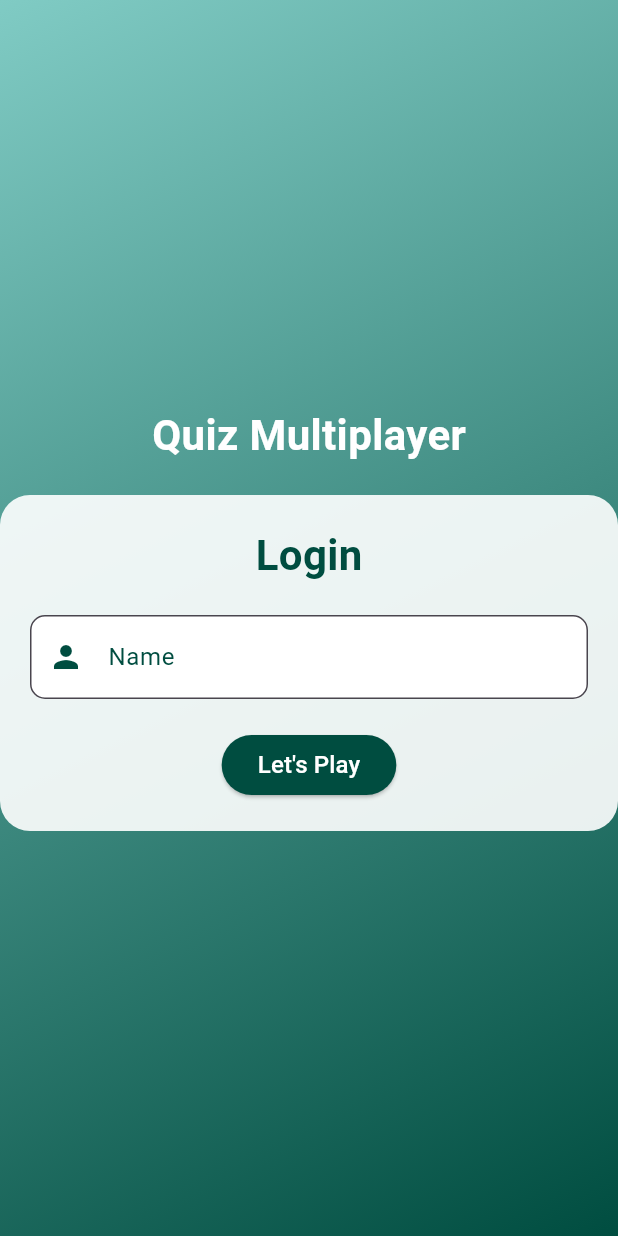
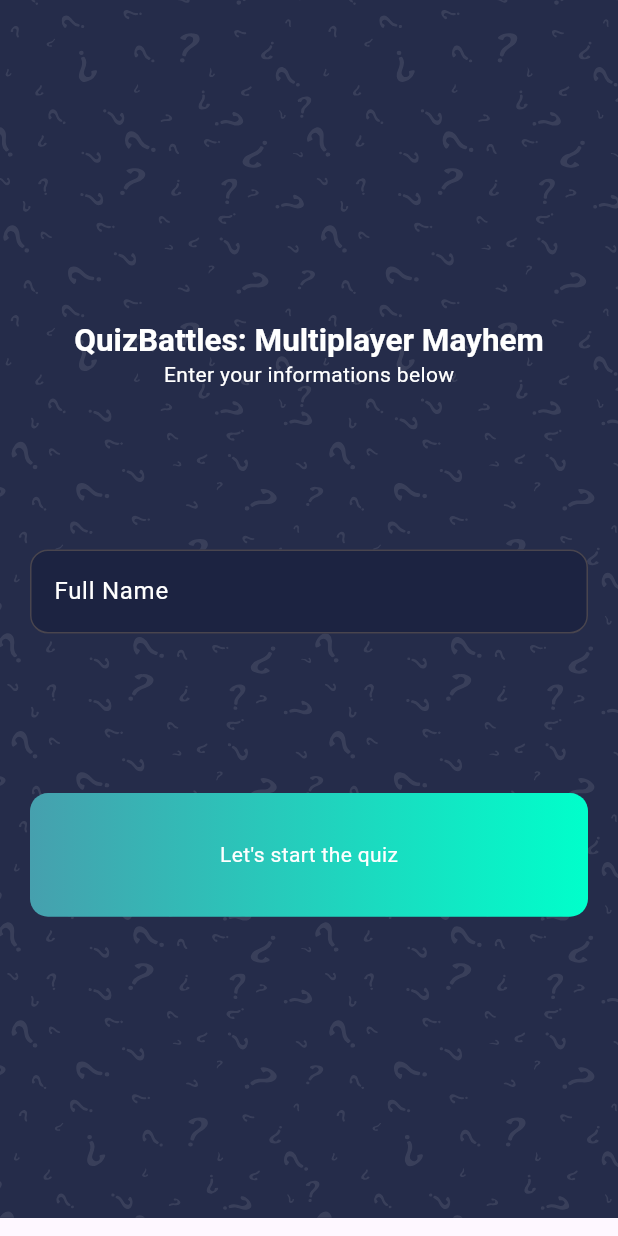
Before and after one commit to AliJawadSubhan/simp_quiz_app, a Flutter app: the screen it shows after launch, on a phone screen of 412 x 824 dp. Run offline on Flutter 3.47's test engine with Material 2 defaults, Android fonts, the phone set to English and light mode, and no system bars; our stand-ins replace bloc, cloud_firestore, connectivity_plus, firebase_auth, firebase_core, flutter_bloc and 2 more; accounts and stored records are empty.

Commit message:
Quiz UI update

```diff
--- a/lib/main.dart
+++ b/lib/main.dart
@@ -7,6 +7,7 @@ import 'package:simp_quiz_app/injection.dart';
 import 'package:simp_quiz_app/internet_cubit.dart';
 import 'package:simp_quiz_app/sccreen/login/login_cubit.dart';
 import 'package:simp_quiz_app/sccreen/login/login_ui.dart';
+import 'package:simp_quiz_app/sccreen/login_screen/login_screen.dart';
 import 'package:simp_quiz_app/sccreen/quiz/quiz_cubit.dart';
 
 void main() async {
@@ -35,12 +36,13 @@ class MyApp extends StatelessWidget {
   @override
   Widget build(BuildContext context) {
     return MaterialApp(
+      debugShowCheckedModeBanner: false,
       title: 'Flutter Demo',
       theme: ThemeData(
         colorScheme: ColorScheme.fromSeed(seedColor: Colors.deepPurple),
         useMaterial3: true,
       ),
-      home: LoginUI(),
+      home:  LoginScreen(),
     );
   }
 }
--- a/lib/model/quiz_logic.dart
+++ b/lib/model/quiz_logic.dart
@@ -8,7 +8,10 @@ class QuizBrainLogic {
   }
 
   bool isLastQuestion(List<QuizQuestionModel> q) {
-    return questionNumber == (q.length + 1);
+    return questionNumber == q.length;
+  }
+  int quizLength(List<QuizQuestionModel> q) {
+    return q.length;
   }
   // final List<QuizQuestionModel> quizQuestions;
   // Quizmraom({
--- a/lib/sccreen/login/login_cubit.dart
+++ b/lib/sccreen/login/login_cubit.dart
@@ -34,7 +34,7 @@ class LoginCubit extends Cubit<LoginState> {
 
   UserModel? userModel;
   _userTapLogin(String username) async {
-    await Future.delayed(const Duration(seconds: 2));
+    // await Future.delayed(const Duration(seconds: 2));
     emit(LoginLoadingSTATE());
     try {
       userModel = await authServices.createGuestUser(username);
--- a/lib/sccreen/login/login_ui.dart
+++ b/lib/sccreen/login/login_ui.dart
@@ -142,7 +142,7 @@ class LoginUI extends StatelessWidget {
                             color: Colors.teal.shade900,
                           ),
                         ),
-                        SizedBox(height: 20.0),
+                       const SizedBox(height: 20.0),
                         ElevatedButton(
                           onPressed: () {
                             log(nameController.text.trim());
--- /dev/null
+++ b/lib/sccreen/login_screen/login_screen.dart
@@ -0,0 +1,194 @@
+// import 'package:flutter/cupertino.dart';
+import 'dart:developer';
+
+import 'package:flutter/material.dart';
+import 'package:flutter_bloc/flutter_bloc.dart';
+import 'package:flutter_svg/svg.dart';
+import 'package:simp_quiz_app/model/user_model.dart';
+import 'package:simp_quiz_app/sccreen/login/login_cubit.dart';
+import 'package:simp_quiz_app/sccreen/login/login_state.dart';
+import 'package:simp_quiz_app/sccreen/qeue/qeue.dart';
+import 'package:simp_quiz_app/sccreen/quiz/quiz_ui.dart';
+
+class LoginScreen extends StatelessWidget {
+  LoginScreen({super.key});
+  TextEditingController nameController = TextEditingController();
+
+  @override
+  Widget build(BuildContext context) {
+    LoginCubit loginCubit = LoginCubit();
+    return Scaffold(
+      body: BlocConsumer<LoginCubit, LoginState>(
+          bloc: loginCubit,
+          buildWhen: (previous, current) => current is! LoginActionState,
+          listenWhen: (previous, current) => current is LoginActionState,
+          listener: (context, state) {
+            if (state is LoginSOFTErroRsTATE) {
+              ScaffoldMessenger.of(context).showSnackBar(
+                SnackBar(
+                  content: Row(
+                    children: [
+                      const Icon(
+                        Icons.info_outline,
+                        color: Colors.white,
+                      ),
+                      const SizedBox(width: 12.0),
+                      Flexible(
+                        child: Text(
+                          state.softError,
+                          style: const TextStyle(
+                            color: Colors.white,
+                            fontSize: 16.0,
+                            fontWeight: FontWeight.bold,
+                          ),
+                        ),
+                      ),
+                    ],
+                  ),
+                  backgroundColor: Colors.red.shade400,
+                  duration: const Duration(seconds: 3),
+                  action: SnackBarAction(
+                    label: 'Close',
+                    textColor: Colors.white,
+                    onPressed: () {
+                      ScaffoldMessenger.of(context).hideCurrentSnackBar();
+                    },
+                  ),
+                ),
+              );
+            }
+            if (state is LoginAccceptedState) {
+              UserModel userModel = UserModel(
+                username: state.username,
+                userUID: state.userUid,
+                correctAnswer: 0,
+                wrong: 0,
+              );
+              Navigator.push(context, MaterialPageRoute(
+                builder: (_) {
+                  return BlocProvider.value(
+                    value: loginCubit,
+                    child: QueueScreen(
+                      userModel: userModel,
+                    ),
+                  );
+                },
+              ));
+            }
+          },
+          builder: (context, state) {
+            return Stack(
+              children: [
+                Positioned(
+                    left: 0,
+                    right: 0,
+                    child: SvgPicture.asset("images/bg.svg", fit: BoxFit.fill)),
+                SafeArea(
+                  child: Padding(
+                    padding:
+                        const EdgeInsets.symmetric(horizontal: kDefaultPadding),
+                    child: Column(
+                      crossAxisAlignment: CrossAxisAlignment.start,
+                      children: [
+                        const Spacer(flex: 2), //2/6
+                        Align(
+                          alignment: Alignment.center,
+                          child: Text(
+                            "QuizBattles: Multiplayer Mayhem",
+                            style: Theme.of(context)
+                                .textTheme
+                                .headlineMedium
+                                ?.copyWith(
+                                    fontSize: 21,
+                                    color: Colors.white,
+                                    fontWeight: FontWeight.bold),
+                          ),
+                        ),
+
+                        const Align(
+                          alignment: Alignment.center,
+                          child: Text(
+                            "Enter your informations below",
+                            style: TextStyle(color: Colors.white),
+                          ),
+                        ),
+                        const Spacer(), // 1/6
+                        TextField(
+                          controller: nameController,
+                          style: const TextStyle(
+                            color: Colors.white,
+                          ),
+                          decoration: const InputDecoration(
+                            filled: true,
+                            fillColor: Color(0xFF1C2341),
+                            hintText: "Full Name",
+                            hintStyle: TextStyle(color: Colors.white),
+                            border: OutlineInputBorder(
+                              borderRadius:
+                                  BorderRadius.all(Radius.circular(12)),
+                            ),
+                          ),
+                        ),
+                        const Spacer(), // 1/6
+                        InkWell(
+                          // onTap: () => Navigator.push(
+                          //     context,
+                          //     MaterialPageRoute(
+                          //       builder: (context) =>  QueueScreen(userModel: null,),
+                          //     )),
+                          onTap: () {
+                            log(nameController.text.trim());
+                            loginCubit.userUILogic(nameController.text.trim());
+                          },
+                          child: Container(
+                            height: MediaQuery.of(context).size.height * 0.1,
+                            width: double.infinity,
+                            alignment: Alignment.center,
+                            padding: const EdgeInsets.all(
+                                kDefaultPadding * 0.75), // 15
+                            decoration: const BoxDecoration(
+                              gradient: kPrimaryGradient,
+                              borderRadius:
+                                  BorderRadius.all(Radius.circular(12)),
+                            ),
+                            child: state is LoginLoadingSTATE
+                                ? const SizedBox(
+                                    child: CircularProgressIndicator(
+                                      color: Colors.white,
+                                    ),
+                                  )
+                                : const Text(
+                                    "Let's start the quiz",
+                                    style: TextStyle(
+                                      color: Colors.white,
+                                      // fontSize: 16.0,
+                                    ),
+                                  ),
+                          ),
+                        ),
+                        const Spacer(flex: 2), // it will take 2/6 spaces
+                      ],
+                    ),
+                  ),
+                ),
+              ],
+            );
+          }),
+    );
+  }
+}
+
+// import 'package:flutter/material.dart';
+
+const kSecondaryColor = Color(0xFF8B94BC);
+const kGreenColor = Color(0xFF6AC259);
+const kRedColor = Color(0xFFE92E30);
+const kGrayColor = Color(0xFFC1C1C1);
+const kBlackColor = Color(0xFF101010);
+const kPrimaryGradient = LinearGradient(
+  colors: [Color(0xFF46A0AE), Color(0xFF00FFCB)],
+  begin: Alignment.centerLeft,
+  end: Alignment.centerRight,
+);
+
+const double kDefaultPadding = 20.0;
```
Also changed, not shown: lib/sccreen/qeue/qeue.dart (+69 -30 lines), lib/sccreen/quiz/quiz_screen.dart (+45 -43 lines), lib/sccreen/quiz/quiz_ui.dart (added, +159 -0 lines), pubspec.yaml (+4 -3 lines), images/bg.svg (added), pubspec.lock.
